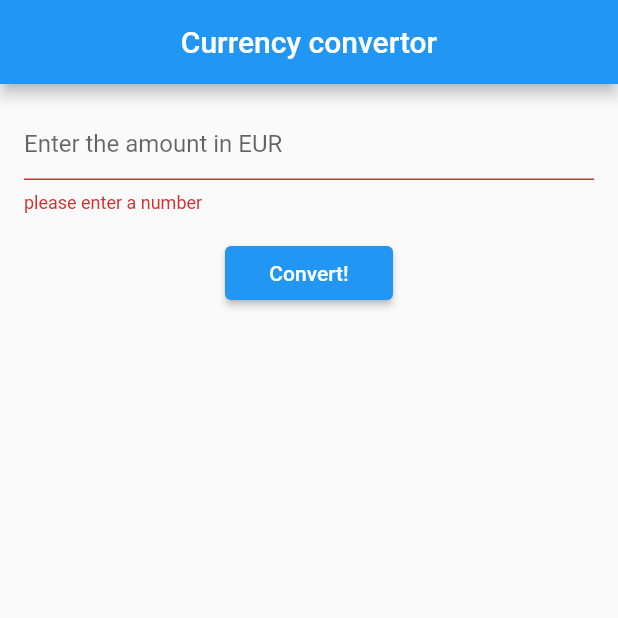
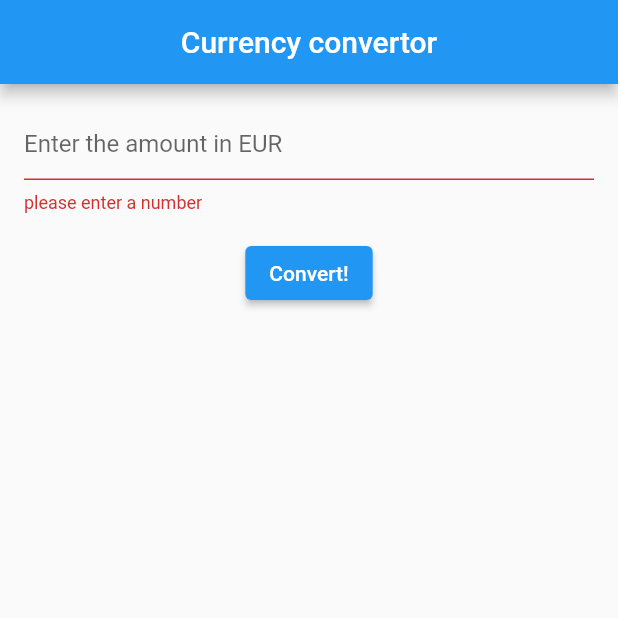
Before and after one commit to vinttudor/curs_flutter, a Flutter app: the screen it shows after launch, after a tap on "Convert!", on a phone screen of 412 x 824 dp, the top half of it. Run offline on Flutter 3.47's test engine with Material 2 defaults, Android fonts, the phone set to English and light mode, and no system bars; network calls fail.

Commit message:
tema_01_05

```diff
--- a/lib/src/01/tema_01_05_convertor.dart
+++ b/lib/src/01/tema_01_05_convertor.dart
@@ -24,6 +24,7 @@ class HomePage extends StatefulWidget {
 }
 
 class _HomePageState extends State<HomePage> {
+  final double valueEuro = 4.95;
   final TextEditingController controller = TextEditingController();
   String? errorText;
   String resultText = '';
@@ -67,8 +68,7 @@ class _HomePageState extends State<HomePage> {
               ),
             ),
           ),
-          Container(
-            margin: EdgeInsetsDirectional.fromSTEB(150, 0, 150, 0),
+          Center(
             child: ElevatedButton(
               onPressed: () {
                 final String value = controller.text;
@@ -81,7 +81,7 @@ class _HomePageState extends State<HomePage> {
                   } else {
                     errorText = null;
 
-                    final result = doubleValue * 4.95;
+                    final result = doubleValue * valueEuro;
                     resultText = '${result.toStringAsFixed(2)}';
                   }
                 });
@@ -89,9 +89,11 @@ class _HomePageState extends State<HomePage> {
               child: Text('Convert!'),
             ),
           ),
-          Text(
-            resultText,
-            style: TextStyle(fontSize: 30),
+          Center(
+            child: Text(
+              resultText,
+              style: TextStyle(fontSize: 30),
+            ),
           ),
         ],
       ),
```
